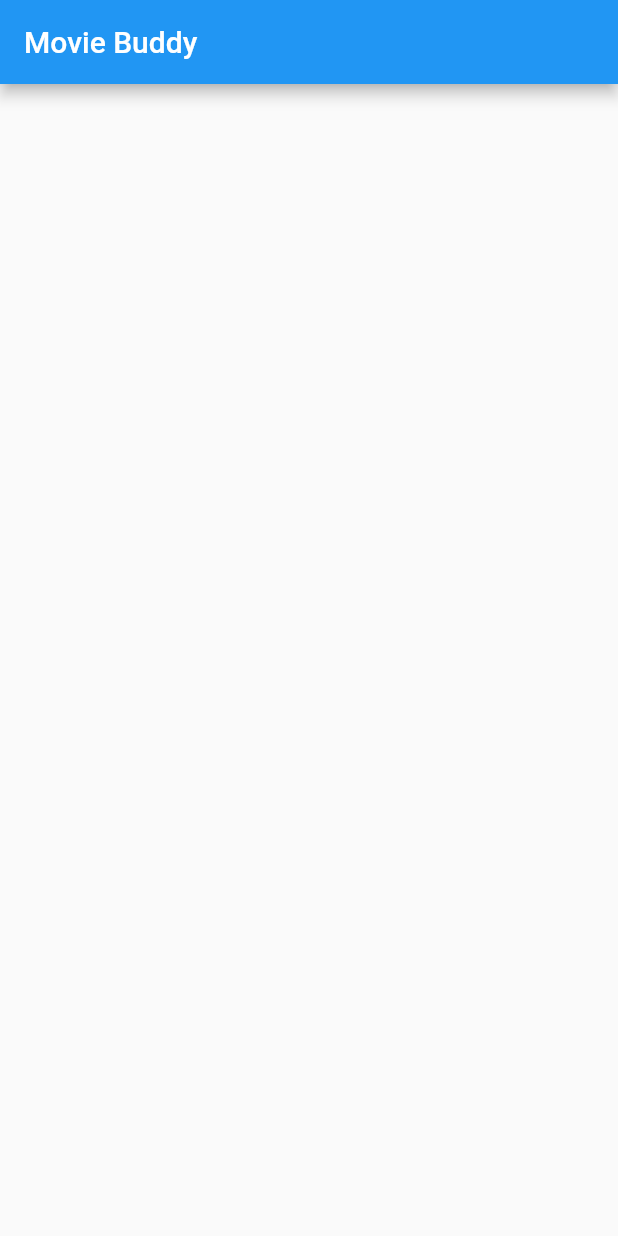
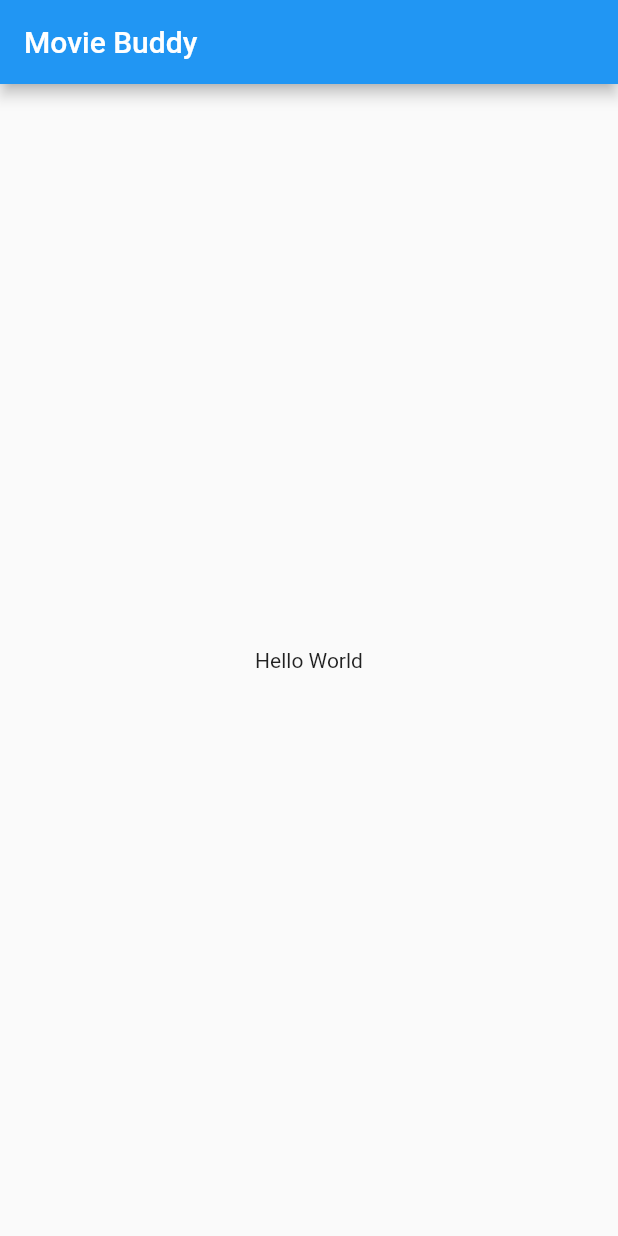
Before and after one commit to Orkunnnn/movie_buddy, a Flutter app: the screen it shows after launch, on a phone screen of 412 x 824 dp. Run offline on Flutter 3.47's test engine with Material 2 defaults, Android fonts, the phone set to English and light mode, and no system bars; generated files the repository leaves out were written again.

Commit message:
feat: add l10n

```diff
--- /dev/null
+++ b/l10n.yaml
@@ -0,0 +1,3 @@
+arb-dir: lib/core//l10n/locales
+template-arb-file: app_en.arb
+output-localization-file: app_localizations.dart
--- a/lib/app.dart
+++ b/lib/app.dart
@@ -1,4 +1,6 @@
 import 'package:flutter/material.dart';
+import "package:flutter_gen/gen_l10n/app_localizations.dart";
+import 'package:movie_buddy/core/l10n/extensions/localization_extension.dart';
 
 class App extends StatelessWidget {
   const App({super.key});
@@ -7,6 +9,8 @@ class App extends StatelessWidget {
   Widget build(BuildContext context) {
     return const MaterialApp(
       debugShowCheckedModeBanner: false,
+      localizationsDelegates: AppLocalizations.localizationsDelegates,
+      supportedLocales: AppLocalizations.supportedLocales,
       home: AppView(),
     );
   }
@@ -21,7 +25,9 @@ class AppView extends StatelessWidget {
       appBar: AppBar(
         title: const Text("Movie Buddy"),
       ),
-      body: Container(),
+      body: Center(
+        child: Text(context.locale.helloWorld),
+      ),
     );
   }
 }
--- /dev/null
+++ b/lib/core/l10n/extensions/localization_extension.dart
@@ -0,0 +1,6 @@
+import 'package:flutter/material.dart';
+import "package:flutter_gen/gen_l10n/app_localizations.dart";
+
+extension LocalizationExtension on BuildContext {
+  AppLocalizations get locale => AppLocalizations.of(this)!;
+}
--- /dev/null
+++ b/lib/core/l10n/locales/app_en.arb
@@ -0,0 +1,3 @@
+{
+  "helloWorld": "Hello World"
+}
--- /dev/null
+++ b/lib/core/l10n/locales/app_tr.arb
@@ -0,0 +1,3 @@
+{
+  "helloWorld": "Merhaba Dünya"
+}
--- a/pubspec.yaml
+++ b/pubspec.yaml
@@ -22,3 +22,4 @@ dependency_overrides:
 
 flutter:
   uses-material-design: true
+  generate: true
```
